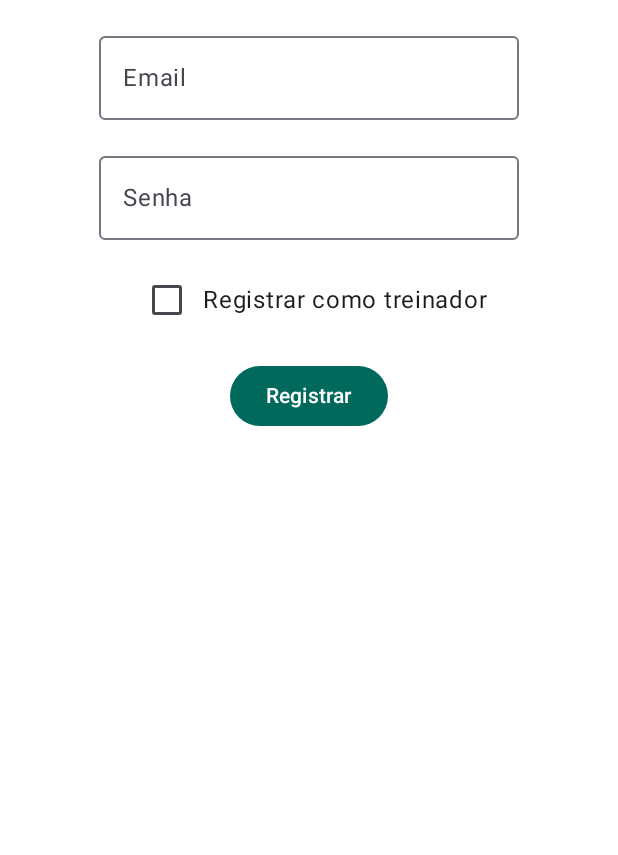
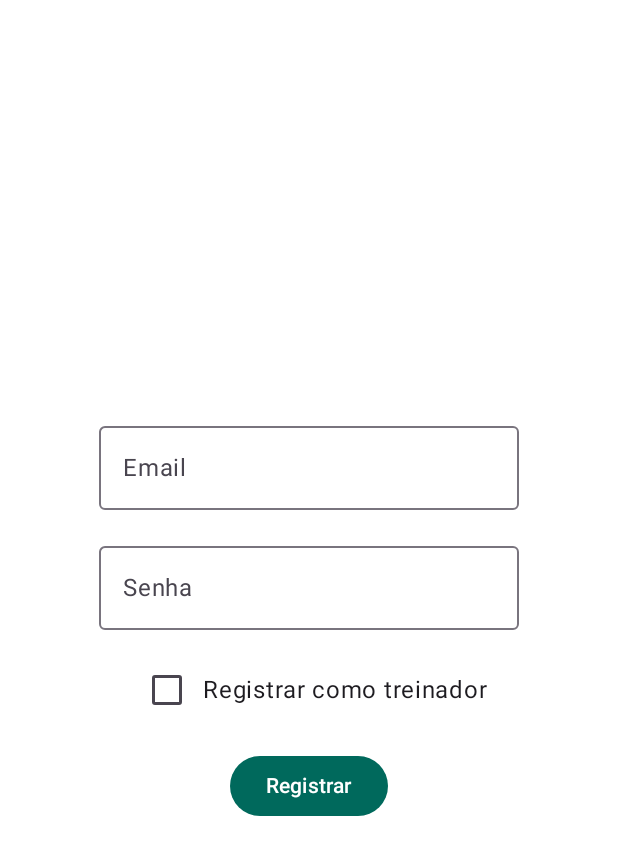
Before and after one commit to nauancastro/fitlifeteste, an Android app built with Jetpack Compose: the RegisterScreen screen opened through its navigation route, on a phone screen of 412 x 824 dp. Shown: the top 855 px of the screen. Run offline under Robolectric (Android 15) with nearby library versions, the phone set to English and light mode, and no system bars; our stand-ins replace Firebase (no records; nobody signed in at launch, a user with empty details on screens opened directly), Room's generated code; 1 statement that could not run was skipped.

Commit message:
Add trainer role menu and center login

```diff
--- a/app/src/main/java/com/fernando/fitlife/navigation/FitLifeNavGraph.kt
+++ b/app/src/main/java/com/fernando/fitlife/navigation/FitLifeNavGraph.kt
@@ -40,7 +40,8 @@ fun FitLifeNavGraph(
         composable("home") {
             HomeScreen(
                 navController = navController,
-                favoritosViewModel = favoritosViewModel
+                favoritosViewModel = favoritosViewModel,
+                authViewModel = authViewModel
             )
         }
 
--- a/app/src/main/java/com/fernando/fitlife/repository/AuthRepository.kt
+++ b/app/src/main/java/com/fernando/fitlife/repository/AuthRepository.kt
@@ -34,4 +34,12 @@ class AuthRepository {
     fun logout() {
         auth.signOut()
     }
+
+    suspend fun getRole(uid: String): String? {
+        return try {
+            firestore.collection("users").document(uid).get().await().getString("role")
+        } catch (e: Exception) {
+            null
+        }
+    }
 }
--- a/app/src/main/java/com/fernando/fitlife/ui/screens/HomeScreen.kt
+++ b/app/src/main/java/com/fernando/fitlife/ui/screens/HomeScreen.kt
@@ -23,16 +23,26 @@ import com.fernando.fitlife.ui.components.BottomBar
 import com.fernando.fitlife.ui.components.BotaoFavorito
 import com.fernando.fitlife.ui.components.DetalheItem
 import com.fernando.fitlife.viewmodel.FavoritosViewModel
+import com.fernando.fitlife.viewmodel.AuthViewModel
 
 @OptIn(ExperimentalMaterial3Api::class)
 @Composable
 fun HomeScreen(
     navController: NavController,
-    favoritosViewModel: FavoritosViewModel = viewModel()
+    favoritosViewModel: FavoritosViewModel = viewModel(),
+    authViewModel: AuthViewModel = viewModel()
 ) {
     var expanded by remember { mutableStateOf(false) }
     val navBackStackEntry = navController.currentBackStackEntryAsState()
     val currentRoute = navBackStackEntry.value?.destination?.route ?: "home"
+
+    val role by authViewModel.role.collectAsState()
+
+    LaunchedEffect(Unit) {
+        if (authViewModel.currentUser != null) {
+            authViewModel.loadRole()
+        }
+    }
 
     var busca by remember { mutableStateOf("") }
     val treinosFiltrados = treinosMock.filter {
@@ -65,6 +75,15 @@ fun HomeScreen(
                                 navController.navigate("configuracoes")
                             }
                         )
+                        if (role == "trainer") {
+                            DropdownMenuItem(
+                                text = { Text("Treinador") },
+                                onClick = {
+                                    expanded = false
+                                    navController.navigate("trainer")
+                                }
+                            )
+                        }
                         DropdownMenuItem(
                             text = { Text("Ajuda") },
                             onClick = {
--- a/app/src/main/java/com/fernando/fitlife/ui/screens/auth/RegisterScreen.kt
+++ b/app/src/main/java/com/fernando/fitlife/ui/screens/auth/RegisterScreen.kt
@@ -22,11 +22,7 @@ fun RegisterScreen(
 
     LaunchedEffect(role) {
         role?.let {
-            if (it == "trainer") {
-                navController.navigate("trainer") { popUpTo("login") { inclusive = true } }
-            } else {
-                navController.navigate("home") { popUpTo("login") { inclusive = true } }
-            }
+            navController.navigate("home") { popUpTo("login") { inclusive = true } }
         }
     }
 
@@ -34,7 +30,7 @@ fun RegisterScreen(
         modifier = Modifier
             .fillMaxSize()
             .padding(16.dp),
-        verticalArrangement = Arrangement.spacedBy(16.dp),
+        verticalArrangement = Arrangement.spacedBy(16.dp, Alignment.CenterVertically),
         horizontalAlignment = Alignment.CenterHorizontally
     ) {
         OutlinedTextField(value = email, onValueChange = { email = it }, label = { Text("Email") })
--- a/app/src/main/java/com/fernando/fitlife/viewmodel/AuthViewModel.kt
+++ b/app/src/main/java/com/fernando/fitlife/viewmodel/AuthViewModel.kt
@@ -33,4 +33,11 @@ class AuthViewModel : ViewModel() {
         repo.logout()
         _role.value = null
     }
+
+    fun loadRole() {
+        val uid = repo.currentUser?.uid ?: return
+        viewModelScope.launch {
+            _role.value = repo.getRole(uid)
+        }
+    }
 }
```
Also changed, not shown: app/src/main/java/com/fernando/fitlife/ui/screens/auth/LoginScreen.kt (+2 -6 lines).
